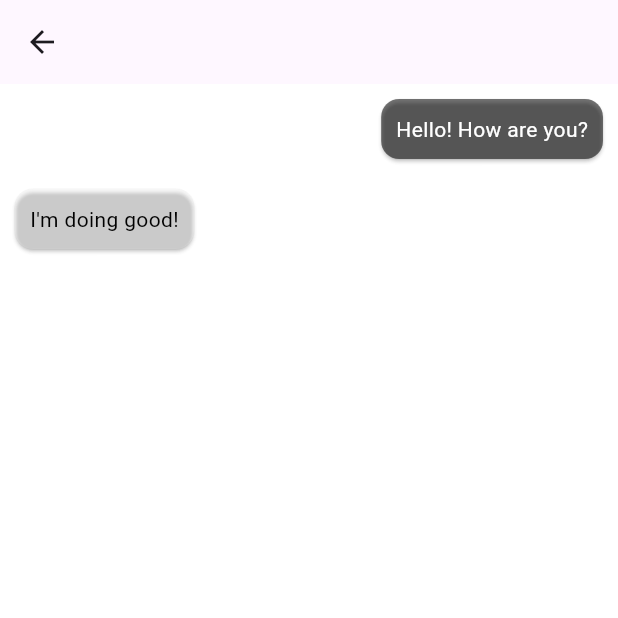
After one commit to odracir04/lend-and-rent, a Flutter app: the ChatPage screen opened directly, on a phone screen of 412 x 824 dp, the top half of it. The commit adds this screen. Run offline on Flutter 3.47's test engine with Material 3 defaults, Android fonts, the phone set to English and light mode, and no system bars; our stand-ins replace cloud_firestore, dot_navigation_bar, firebase_auth, firebase_core, font_awesome_flutter, google_nav_bar; accounts and stored records are empty.

Commit message:
message cards and simple chat page

```diff
--- /dev/null
+++ b/app_prototype/lib/pages/chat_page.dart
@@ -0,0 +1,46 @@
+import 'package:app_prototype/widgets/chat/message_card.dart';
+import 'package:flutter/material.dart';
+
+import '../database/users.dart';
+
+class ChatPage extends StatefulWidget {
+  const ChatPage({super.key, required this.userEmail});
+
+  final String userEmail;
+
+  @override
+  State<StatefulWidget> createState() => ChatPageState();
+}
+
+class ChatPageState extends State<ChatPage> {
+
+  @override
+  Widget build(BuildContext context) {
+    return FutureBuilder(
+        future: Future.wait([getName(widget.userEmail), getLocation(widget.userEmail)]),
+        builder: (builder, snapshot) {
+          if(snapshot.connectionState == ConnectionState.waiting) {
+            return const CircularProgressIndicator();
+          }
+          else {
+            List<String?> data = snapshot.data ?? [];
+            return Scaffold(
+                appBar: AppBar(
+                  title: Column(
+                    children: [
+                      Text(data[0] ?? ""),
+                      Text(data[1] ?? ""),
+                    ],
+                  ),
+                ),
+                body: const Column(
+                  children: [
+                    MessageCard(sender: true, text: "Hello! How are you?"),
+                    MessageCard(sender: false, text: "I'm doing good!"),
+                  ],
+                ),
+            );
+          }
+        });
+  }
+}
--- /dev/null
+++ b/app_prototype/lib/widgets/chat/message_card.dart
@@ -0,0 +1,30 @@
+import 'package:flutter/material.dart';
+
+class MessageCard extends StatelessWidget {
+
+  const MessageCard({super.key, required this.sender
+                    , required this.text});
+
+  final bool sender;
+  final String text;
+
+  @override
+  Widget build(BuildContext context) {
+    return Align(
+      alignment: sender ? Alignment.centerRight : Alignment.centerLeft,
+      child: Card(
+          margin: const EdgeInsets.all(10),
+          color: sender ? Colors.black54 : Colors.white24,
+          child: Padding(
+            padding: const EdgeInsets.all(10),
+            child: Text(text,
+              style: TextStyle(
+                  color: sender ? Colors.white : Colors.black
+              ),
+            ),
+          )
+      ),
+    );
+  }
+
+}
```
Also changed, not shown: app_prototype/lib/database/users.dart (added, +48 -0 lines), app_prototype/lib/main.dart (+4 -3 lines).
